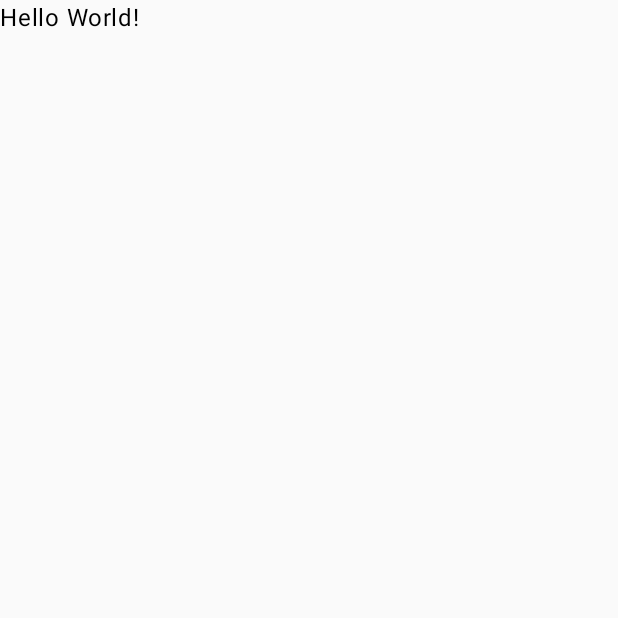
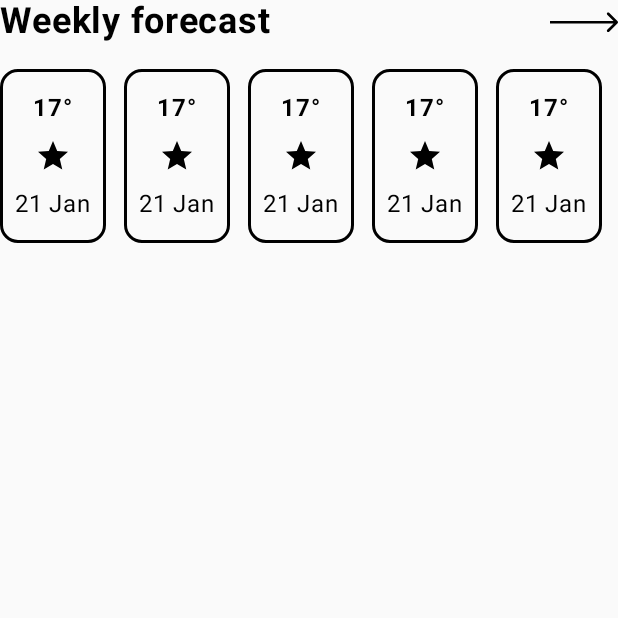
Before and after one commit to matinnasiri01/Breezy, an Android app built with Jetpack Compose: the screen it shows after launch (MainActivity), on a phone screen of 412 x 824 dp, the top half of it. Before the commit the part shown is almost empty. Run offline under Robolectric (Android 15) with nearby library versions, the phone set to English and light mode, and no system bars; our stand-ins replace Dagger/Hilt's generated code.

Commit message:
Added weekly forecast

```diff
--- /dev/null
+++ b/app/src/main/java/me/nasiri/breezy/presentation/App.kt
@@ -0,0 +1,17 @@
+package me.nasiri.breezy.presentation
+
+import androidx.compose.runtime.Composable
+import androidx.compose.ui.tooling.preview.Preview
+import me.nasiri.breezy.presentation.ui.elements.Weekly
+
+@Composable
+fun App() {
+    /*todo is here*/
+    Weekly()
+}
+
+@Preview
+@Composable
+fun AppPreview() {
+    App()
+}
--- a/app/src/main/java/me/nasiri/breezy/presentation/MainActivity.kt
+++ b/app/src/main/java/me/nasiri/breezy/presentation/MainActivity.kt
@@ -3,8 +3,6 @@ package me.nasiri.breezy.presentation
 import android.os.Bundle
 import androidx.activity.ComponentActivity
 import androidx.activity.compose.setContent
-import androidx.activity.enableEdgeToEdge
-import androidx.compose.material3.Text
 import dagger.hilt.android.AndroidEntryPoint
 import me.nasiri.breezy.presentation.ui.theme.BreezyTheme
 
@@ -12,10 +10,11 @@ import me.nasiri.breezy.presentation.ui.theme.BreezyTheme
 class MainActivity : ComponentActivity() {
     override fun onCreate(savedInstanceState: Bundle?) {
         super.onCreate(savedInstanceState)
-        enableEdgeToEdge()
+        // todo fix this
+        //enableEdgeToEdge()
         setContent {
             BreezyTheme {
-                Text(text = "Hello World!")
+                App()
             }
         }
     }
--- /dev/null
+++ b/app/src/main/java/me/nasiri/breezy/presentation/ui/elements/Weekly.kt
@@ -0,0 +1,82 @@
+package me.nasiri.breezy.presentation.ui.elements
+
+import androidx.compose.foundation.border
+import androidx.compose.foundation.layout.Arrangement
+import androidx.compose.foundation.layout.Column
+import androidx.compose.foundation.layout.Row
+import androidx.compose.foundation.layout.Spacer
+import androidx.compose.foundation.layout.fillMaxWidth
+import androidx.compose.foundation.layout.padding
+import androidx.compose.foundation.layout.size
+import androidx.compose.foundation.layout.width
+import androidx.compose.foundation.lazy.LazyRow
+import androidx.compose.foundation.shape.RoundedCornerShape
+import androidx.compose.material.icons.Icons
+import androidx.compose.material.icons.filled.Star
+import androidx.compose.material3.Icon
+import androidx.compose.material3.Text
+import androidx.compose.runtime.Composable
+import androidx.compose.ui.Alignment
+import androidx.compose.ui.Modifier
+import androidx.compose.ui.graphics.Color
+import androidx.compose.ui.res.painterResource
+import androidx.compose.ui.res.stringResource
+import androidx.compose.ui.text.font.FontWeight
+import androidx.compose.ui.tooling.preview.Preview
+import androidx.compose.ui.unit.dp
+import androidx.compose.ui.unit.sp
+import me.nasiri.breezy.R
+
+
+@Composable
+fun Weekly(/*todo get state*/) {
+
+    Column(verticalArrangement = Arrangement.spacedBy(18.dp)) {
+
+        Row(
+            modifier = Modifier.fillMaxWidth(),
+            horizontalArrangement = Arrangement.SpaceBetween,
+            verticalAlignment = Alignment.CenterVertically
+        ) {
+            Text(
+                text = stringResource(id = R.string.weekly_forecast),
+                fontWeight = FontWeight.Bold,
+                fontSize = 24.sp
+            )
+            Icon(// hint: 3*height == width
+                modifier = Modifier.size(width = 45.dp, height = 15.dp),
+                painter = painterResource(id = R.drawable.ic_arrow),
+                contentDescription = null
+            )
+        }
+
+        LazyRow {
+            /*todo fix item count*/
+            items(7) {
+                WeeklyItem()
+                Spacer(modifier = Modifier.width(12.dp))
+            }
+        }
+    }
+}
+
+@Composable
+fun WeeklyItem(/*todo get state*/) {
+    Column(
+        modifier = Modifier
+            .border(2.dp, Color.Black, RoundedCornerShape(12.dp))
+            .padding(horizontal = 10.dp, vertical = 14.dp),
+        horizontalAlignment = Alignment.CenterHorizontally,
+        verticalArrangement = Arrangement.spacedBy(8.dp)
+    ) {
+        Text(text = stringResource(id = R.string.sp_centigrade), fontWeight = FontWeight.Bold)
+        Icon(imageVector = Icons.Default.Star, contentDescription = null)
+        Text(text = stringResource(id = R.string.sp_time))
+    }
+}
+
+@Preview(showBackground = true)
+@Composable
+fun WeeklyPreview() {
+    Weekly()
+}
--- /dev/null
+++ b/app/src/main/res/drawable/ic_arrow.xml
@@ -0,0 +1,9 @@
+<vector xmlns:android="http://schemas.android.com/apk/res/android"
+    android:width="153dp"
+    android:height="46dp"
+    android:viewportWidth="153"
+    android:viewportHeight="46">
+  <path
+      android:pathData="M152.12,25.12C153.29,23.95 153.29,22.05 152.12,20.88L133.03,1.79C131.86,0.62 129.96,0.62 128.79,1.79C127.61,2.96 127.61,4.86 128.79,6.03L145.76,23L128.79,39.97C127.61,41.14 127.61,43.04 128.79,44.21C129.96,45.38 131.86,45.38 133.03,44.21L152.12,25.12ZM0,26L150,26V20L0,20L0,26Z"
+      android:fillColor="#000000"/>
+</vector>
--- a/app/src/main/res/values/strings.xml
+++ b/app/src/main/res/values/strings.xml
@@ -1,3 +1,10 @@
 <resources>
     <string name="app_name">Breezy</string>
+
+    <!--  Weekly section  -->
+    <string name="weekly_forecast">Weekly forecast</string>
+    <string name="sp_centigrade">17°</string> <!-- alt 248 ~> ° -->
+    <string name="sp_time">21 Jan</string>
+
+
 </resources>
```
